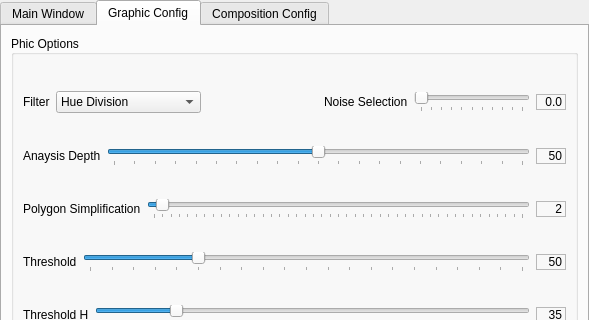
The window that GUI/GUIQt/muphicconfig.ui (ImageBasedComposing/muphic) describes before a commit, drawn with Qt 5; both pictures show x 0 to 589 and y 0 to 320 of the 589 by 539 pixel window.
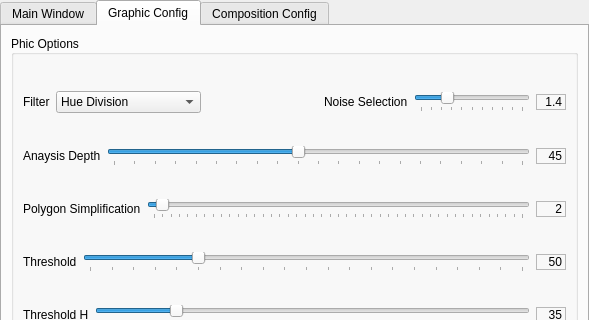
The same window after the commit. The open tabs and pages were chosen to show the change. Icons and pictures are not drawn. Custom widgets are drawn as their Qt base class.

Commit message: + Cambiados los vlaores por defecto de la GUI el noise selection a 1.4 y analysis depth a 45

Diff of the .ui file:
```diff
--- a/GUI/GUIQt/muphicconfig.ui
+++ b/GUI/GUIQt/muphicconfig.ui
@@ -468,7 +468,10 @@
             <number>10</number>
            </property>
            <property name="value">
-            <number>0</number>
+            <number>26</number>
+           </property>
+           <property name="sliderPosition">
+            <number>26</number>
            </property>
            <property name="orientation">
             <enum>Qt::Horizontal</enum>
@@ -505,7 +508,7 @@
             <enum>QFrame::StyledPanel</enum>
            </property>
            <property name="text">
-            <string>0.0</string>
+            <string>1.4</string>
            </property>
            <property name="alignment">
             <set>Qt::AlignRight|Qt::AlignTrailing|Qt::AlignVCenter</set>
@@ -898,7 +901,7 @@
             <number>100</number>
            </property>
            <property name="sliderPosition">
-            <number>50</number>
+            <number>45</number>
            </property>
            <property name="orientation">
             <enum>Qt::Horizontal</enum>
@@ -929,7 +932,7 @@
             <enum>QFrame::StyledPanel</enum>
            </property>
            <property name="text">
-            <string>50</string>
+            <string>45</string>
            </property>
            <property name="alignment">
             <set>Qt::AlignRight|Qt::AlignTrailing|Qt::AlignVCenter</set>
```
The commit also changes 3 other files.
